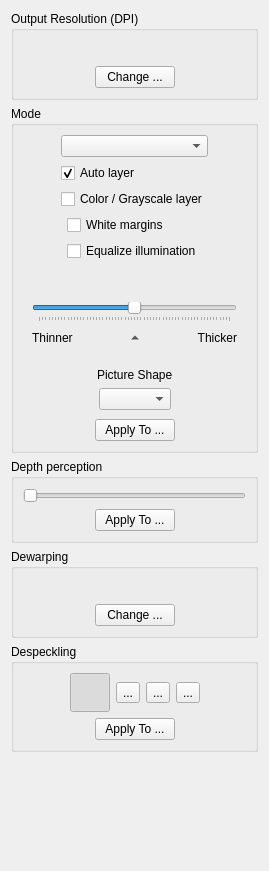
Above: filters/output/ui/OutputOptionsWidget.ui from ImageProcessing-ElectronicPublications/scantailor-deviant before the change. Below: the same form after it.
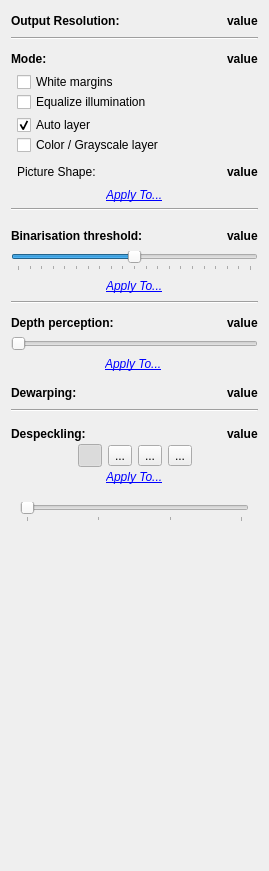
That is the form after the change. Icons and pictures are not drawn.

Commit message: Experimental UI for last stage of processing

```diff
--- a/filters/output/ui/OutputOptionsWidget.ui
+++ b/filters/output/ui/OutputOptionsWidget.ui
@@ -13,140 +13,27 @@
   <property name="windowTitle">
    <string>Form</string>
   </property>
-  <layout class="QVBoxLayout" name="verticalLayout_11">
+  <layout class="QVBoxLayout" name="verticalLayout_4">
    <item>
-    <widget class="QGroupBox" name="dpiPanel">
-     <property name="title">
-      <string>Output Resolution (DPI)</string>
-     </property>
-     <layout class="QVBoxLayout" name="verticalLayout_2">
-      <item>
-       <layout class="QHBoxLayout" name="horizontalLayout_3">
-        <item>
-         <spacer name="horizontalSpacer_5">
-          <property name="orientation">
-           <enum>Qt::Horizontal</enum>
-          </property>
-          <property name="sizeHint" stdset="0">
-           <size>
-            <width>0</width>
-            <height>20</height>
-           </size>
-          </property>
-         </spacer>
-        </item>
+    <layout class="QHBoxLayout" name="horizontalLayout_15">
         <item>
          <widget class="QLabel" name="dpiLabel">
-          <property name="text">
-           <string/>
-          </property>
-         </widget>
-        </item>
-        <item>
-         <spacer name="horizontalSpacer_6">
-          <property name="orientation">
-           <enum>Qt::Horizontal</enum>
-          </property>
-          <property name="sizeHint" stdset="0">
-           <size>
-            <width>0</width>
-            <height>20</height>
-           </size>
-          </property>
-         </spacer>
-        </item>
-       </layout>
-      </item>
-      <item>
-       <layout class="QHBoxLayout" name="horizontalLayout_4">
-        <item>
-         <spacer name="horizontalSpacer_7">
-          <property name="orientation">
-           <enum>Qt::Horizontal</enum>
-          </property>
-          <property name="sizeHint" stdset="0">
-           <size>
-            <width>0</width>
-            <height>20</height>
-           </size>
-          </property>
-         </spacer>
-        </item>
-        <item>
-         <widget class="QPushButton" name="changeDpiButton">
+       <property name="font">
+        <font>
+         <weight>75</weight>
+         <bold>true</bold>
+        </font>
+       </property>
+       <property name="contextMenuPolicy">
+        <enum>Qt::NoContextMenu</enum>
+       </property>
           <property name="text">
-           <string>Change ...</string>
-          </property>
-         </widget>
-        </item>
-        <item>
-         <spacer name="horizontalSpacer_8">
-          <property name="orientation">
-           <enum>Qt::Horizontal</enum>
-          </property>
-          <property name="sizeHint" stdset="0">
-           <size>
-            <width>0</width>
-            <height>20</height>
-           </size>
-          </property>
-         </spacer>
-        </item>
-       </layout>
-      </item>
-     </layout>
-    </widget>
-   </item>
-   <item>
-    <widget class="QGroupBox" name="modePanel">
-     <property name="title">
-      <string>Mode</string>
-     </property>
-     <property name="flat">
-      <bool>false</bool>
-     </property>
-     <property name="checkable">
-      <bool>false</bool>
-     </property>
-     <layout class="QVBoxLayout" name="verticalLayout_6">
-      <item>
-       <layout class="QHBoxLayout" name="horizontalLayout_2">
-        <item>
-         <spacer name="horizontalSpacer">
-          <property name="orientation">
-           <enum>Qt::Horizontal</enum>
-          </property>
-          <property name="sizeHint" stdset="0">
-           <size>
-            <width>0</width>
-            <height>20</height>
-           </size>
-          </property>
-         </spacer>
-        </item>
-        <item>
-         <layout class="QVBoxLayout" name="verticalLayout_111">
-          <item>
-           <widget class="QComboBox" name="colorModeSelector"/>
-          </item>
-          <item>
-           <widget class="QCheckBox" name="autoLayerCB">
-            <property name="text">
-             <string>Auto layer</string>
-            </property>
-            <property name="checked">
-             <bool>true</bool>
-            </property>
-           </widget>
-          </item>
-          <item>
-           <widget class="QCheckBox" name="colorLayerCB">
-            <property name="text">
-             <string>Color / Grayscale layer</string>
-            </property>
-           </widget>
-          </item>
-         </layout>
+        <string>Output Resolution:</string>
+       </property>
+       <property name="textFormat">
+        <enum>Qt::RichText</enum>
+       </property>
+      </widget>
         </item>
         <item>
          <spacer name="horizontalSpacer_2">
@@ -155,44 +42,137 @@
           </property>
           <property name="sizeHint" stdset="0">
            <size>
+         <width>40</width>
+         <height>20</height>
+        </size>
+       </property>
+      </spacer>
+     </item>
+     <item>
+      <widget class="QLabel" name="dpiValue">
+       <property name="font">
+        <font>
+         <weight>75</weight>
+         <bold>true</bold>
+        </font>
+       </property>
+       <property name="text">
+        <string notr="true">value</string>
+       </property>
+      </widget>
+     </item>
+    </layout>
+   </item>
+   <item>
+    <widget class="Line" name="line_2">
+     <property name="orientation">
+      <enum>Qt::Horizontal</enum>
+     </property>
+    </widget>
+   </item>
+   <item>
+    <widget class="QWidget" name="modePanel" native="true">
+     <property name="sizePolicy">
+      <sizepolicy hsizetype="Preferred" vsizetype="Preferred">
+       <horstretch>0</horstretch>
+       <verstretch>0</verstretch>
+      </sizepolicy>
+     </property>
+     <property name="minimumSize">
+      <size>
             <width>0</width>
-            <height>20</height>
-           </size>
-          </property>
-         </spacer>
-        </item>
-       </layout>
-      </item>
-      <item>
-       <widget class="QWidget" name="colorGrayscaleOptions" native="true">
-        <layout class="QHBoxLayout" name="horizontalLayout_6">
+       <height>168</height>
+      </size>
+     </property>
+     <property name="maximumSize">
+      <size>
+       <width>16777215</width>
+       <height>168</height>
+      </size>
+     </property>
+     <layout class="QVBoxLayout" name="verticalLayout_6">
+      <property name="spacing">
+       <number>3</number>
+      </property>
          <property name="leftMargin">
           <number>0</number>
          </property>
          <property name="topMargin">
-          <number>0</number>
+       <number>3</number>
          </property>
          <property name="rightMargin">
           <number>0</number>
          </property>
          <property name="bottomMargin">
-          <number>0</number>
+       <number>3</number>
          </property>
          <item>
-          <spacer name="horizontalSpacer_13">
+       <layout class="QHBoxLayout" name="horizontalLayout_3">
+        <item>
+         <widget class="QLabel" name="modeLabel">
+          <property name="font">
+           <font>
+            <weight>75</weight>
+            <bold>true</bold>
+           </font>
+          </property>
+          <property name="text">
+           <string>Mode:</string>
+          </property>
+         </widget>
+        </item>
+        <item>
+         <spacer name="horizontalSpacer_10">
            <property name="orientation">
             <enum>Qt::Horizontal</enum>
            </property>
            <property name="sizeHint" stdset="0">
             <size>
-             <width>13</width>
-             <height>17</height>
+            <width>40</width>
+            <height>20</height>
             </size>
            </property>
           </spacer>
          </item>
          <item>
+         <widget class="QLabel" name="modeValue">
+          <property name="font">
+           <font>
+            <weight>75</weight>
+            <bold>true</bold>
+           </font>
+          </property>
+          <property name="contextMenuPolicy">
+           <enum>Qt::NoContextMenu</enum>
+          </property>
+          <property name="text">
+           <string notr="true">value</string>
+          </property>
+          <property name="textFormat">
+           <enum>Qt::RichText</enum>
+          </property>
+         </widget>
+        </item>
+       </layout>
+      </item>
+      <item>
+       <widget class="QWidget" name="illuminationPanel" native="true">
           <layout class="QVBoxLayout" name="verticalLayout_3">
+         <property name="spacing">
+          <number>0</number>
+         </property>
+         <property name="leftMargin">
+          <number>6</number>
+         </property>
+         <property name="topMargin">
+          <number>0</number>
+         </property>
+         <property name="rightMargin">
+          <number>0</number>
+         </property>
+         <property name="bottomMargin">
+          <number>0</number>
+         </property>
            <item>
             <widget class="QCheckBox" name="whiteMarginsCB">
              <property name="text">
@@ -208,50 +188,242 @@
             </widget>
            </item>
           </layout>
+       </widget>
          </item>
          <item>
-          <spacer name="horizontalSpacer_14">
+       <widget class="QWidget" name="layersPanel" native="true">
+        <layout class="QVBoxLayout" name="verticalLayout_111">
+         <property name="spacing">
+          <number>0</number>
+         </property>
+         <property name="leftMargin">
+          <number>6</number>
+         </property>
+         <property name="topMargin">
+          <number>0</number>
+         </property>
+         <property name="rightMargin">
+          <number>0</number>
+         </property>
+         <property name="bottomMargin">
+          <number>0</number>
+         </property>
+         <item>
+          <widget class="QCheckBox" name="autoLayerCB">
+           <property name="text">
+            <string>Auto layer</string>
+           </property>
+           <property name="checked">
+            <bool>true</bool>
+           </property>
+          </widget>
+         </item>
+         <item>
+          <widget class="QCheckBox" name="colorLayerCB">
+           <property name="text">
+            <string>Color / Grayscale layer</string>
+           </property>
+          </widget>
+         </item>
+        </layout>
+       </widget>
+      </item>
+      <item>
+       <spacer name="verticalSpacer_2">
            <property name="orientation">
+         <enum>Qt::Vertical</enum>
+        </property>
+        <property name="sizeHint" stdset="0">
+         <size>
+          <width>20</width>
+          <height>40</height>
+         </size>
+        </property>
+       </spacer>
+      </item>
+      <item>
+       <widget class="QWidget" name="pictureShapeOptions" native="true">
+        <layout class="QHBoxLayout" name="horizontalLayout_14">
+         <property name="spacing">
+          <number>6</number>
+         </property>
+         <property name="leftMargin">
+          <number>6</number>
+         </property>
+         <property name="topMargin">
+          <number>0</number>
+         </property>
+         <property name="rightMargin">
+          <number>0</number>
+         </property>
+         <property name="bottomMargin">
+          <number>0</number>
+         </property>
+         <item>
+          <widget class="QLabel" name="labelPictureShape">
+           <property name="text">
+            <string>Picture Shape:</string>
+           </property>
+          </widget>
+         </item>
+         <item>
+          <spacer name="horizontalSpacer_26">
+           <property name="orientation">
             <enum>Qt::Horizontal</enum>
            </property>
            <property name="sizeHint" stdset="0">
             <size>
-             <width>13</width>
-             <height>17</height>
+             <width>40</width>
+             <height>20</height>
             </size>
            </property>
           </spacer>
          </item>
+         <item>
+          <widget class="QLabel" name="pictureShapeValue">
+           <property name="font">
+            <font>
+             <weight>75</weight>
+             <bold>true</bold>
+            </font>
+           </property>
+           <property name="contextMenuPolicy">
+            <enum>Qt::NoContextMenu</enum>
+           </property>
+           <property name="text">
+            <string notr="true">value</string>
+           </property>
+           <property name="textFormat">
+            <enum>Qt::RichText</enum>
+           </property>
+          </widget>
+         </item>
         </layout>
        </widget>
       </item>
+      <item>
+       <layout class="QHBoxLayout" name="horizontalLayout_5">
+        <item>
+         <spacer name="horizontalSpacer_4">
+          <property name="orientation">
+           <enum>Qt::Horizontal</enum>
+          </property>
+          <property name="sizeHint" stdset="0">
+           <size>
+            <width>40</width>
+            <height>20</height>
+           </size>
+          </property>
+         </spacer>
+        </item>
+        <item>
+         <widget class="QLabel" name="applyColorsButton">
+          <property name="font">
+           <font>
+            <italic>true</italic>
+           </font>
+          </property>
+          <property name="contextMenuPolicy">
+           <enum>Qt::NoContextMenu</enum>
+          </property>
+          <property name="text">
+           <string>&lt;a href=&quot;#&quot;&gt;Apply To...&lt;/a&gt;</string>
+          </property>
+          <property name="textFormat">
+           <enum>Qt::RichText</enum>
+          </property>
+         </widget>
+        </item>
+        <item>
+         <spacer name="horizontalSpacer_9">
+          <property name="orientation">
+           <enum>Qt::Horizontal</enum>
+          </property>
+          <property name="sizeHint" stdset="0">
+           <size>
+            <width>0</width>
+            <height>20</height>
+           </size>
+          </property>
+         </spacer>
+        </item>
+       </layout>
+      </item>
+      <item>
+       <widget class="Line" name="line">
+        <property name="orientation">
+         <enum>Qt::Horizontal</enum>
+        </property>
+       </widget>
+      </item>
+     </layout>
+    </widget>
+   </item>
+   <item>
+    <widget class="QWidget" name="widget" native="true">
+     <property name="minimumSize">
+      <size>
+       <width>0</width>
+       <height>84</height>
+      </size>
+     </property>
+     <property name="maximumSize">
+      <size>
+       <width>16777215</width>
+       <height>84</height>
+      </size>
+     </property>
+     <layout class="QVBoxLayout" name="verticalLayout_7">
+      <property name="spacing">
+       <number>0</number>
+      </property>
+      <property name="leftMargin">
+       <number>0</number>
+      </property>
+      <property name="topMargin">
+       <number>0</number>
+      </property>
+      <property name="rightMargin">
+       <number>0</number>
+      </property>
+      <property name="bottomMargin">
+       <number>0</number>
+      </property>
       <item>
        <widget class="QWidget" name="bwOptions" native="true">
         <layout class="QVBoxLayout" name="verticalLayout">
+         <property name="spacing">
+          <number>3</number>
+         </property>
+         <property name="leftMargin">
+          <number>0</number>
+         </property>
+         <property name="topMargin">
+          <number>3</number>
+         </property>
+         <property name="rightMargin">
+          <number>0</number>
+         </property>
+         <property name="bottomMargin">
+          <number>0</number>
+         </property>
          <item>
           <layout class="QHBoxLayout" name="horizontalLayout_12">
            <item>
-            <spacer name="horizontalSpacer_22">
-             <property name="orientation">
-              <enum>Qt::Horizontal</enum>
+            <widget class="QLabel" name="label">
+             <property name="font">
+              <font>
+               <weight>75</weight>
+               <bold>true</bold>
+              </font>
              </property>
-             <property name="sizeHint" stdset="0">
-              <size>
-               <width>40</width>
-               <height>20</height>
-              </size>
-             </property>
-            </spacer>
-           </item>
-           <item>
-            <widget class="QLabel" name="thresholLabel">
              <property name="text">
-              <string/>
+              <string>Binarisation threshold:</string>
              </property>
             </widget>
            </item>
            <item>
-            <spacer name="horizontalSpacer_21">
+            <spacer name="horizontalSpacer_6">
              <property name="orientation">
               <enum>Qt::Horizontal</enum>
              </property>
@@ -263,10 +435,34 @@
              </property>
             </spacer>
            </item>
+           <item>
+            <widget class="QLabel" name="thresholdLabel">
+             <property name="font">
+              <font>
+               <weight>75</weight>
+               <bold>true</bold>
+              </font>
+             </property>
+             <property name="text">
+              <string notr="true">value</string>
+             </property>
+            </widget>
+           </item>
           </layout>
          </item>
+         <item>
+          <layout class="QHBoxLayout" name="horizontalLayout_4">
+           <property name="spacing">
+            <number>0</number>
+           </property>
          <item>
           <widget class="QSlider" name="thresholdSlider">
+             <property name="contextMenuPolicy">
+              <enum>Qt::ActionsContextMenu</enum>
+             </property>
+             <property name="styleSheet">
+              <string notr="true"/>
+             </property>
            <property name="minimum">
             <number>-30</number>
            </property>
@@ -291,7 +487,12 @@
            <property name="tickPosition">
             <enum>QSlider::TicksBelow</enum>
            </property>
-          </widget>
+             <property name="tickInterval">
+              <number>3</number>
+             </property>
+            </widget>
+           </item>
+          </layout>
          </item>
          <item>
           <layout class="QHBoxLayout" name="horizontalLayout_7">
@@ -299,88 +500,99 @@
             <number>0</number>
            </property>
            <item>
-            <widget class="QLabel" name="lighterThresholdLink">
-             <property name="text">
-              <string>Thinner</string>
+            <spacer name="horizontalSpacer_5">
+             <property name="orientation">
+              <enum>Qt::Horizontal</enum>
              </property>
-            </widget>
-           </item>
-           <item>
-            <widget class="QToolButton" name="neutralThresholdBtn">
-             <property name="cursor">
-              <cursorShape>PointingHandCursor</cursorShape>
-             </property>
-             <property name="text">
-              <string/>
-             </property>
-             <property name="iconSize">
+             <property name="sizeHint" stdset="0">
               <size>
-               <width>12</width>
-               <height>12</height>
+               <width>40</width>
+               <height>20</height>
               </size>
              </property>
-             <property name="toolButtonStyle">
-              <enum>Qt::ToolButtonIconOnly</enum>
+            </spacer>
+           </item>
+           <item>
+            <widget class="QLabel" name="label_2">
+             <property name="font">
+              <font>
+               <italic>true</italic>
+              </font>
              </property>
-             <property name="autoRaise">
-              <bool>true</bool>
+             <property name="contextMenuPolicy">
+              <enum>Qt::NoContextMenu</enum>
              </property>
-             <property name="arrowType">
-              <enum>Qt::UpArrow</enum>
+             <property name="text">
+              <string>&lt;a href=&quot;#&quot;&gt;Apply To...&lt;/a&gt;</string>
              </property>
+             <property name="textFormat">
+              <enum>Qt::RichText</enum>
+             </property>
             </widget>
            </item>
            <item>
-            <widget class="QLabel" name="darkerThresholdLink">
-             <property name="text">
-              <string>Thicker</string>
+            <spacer name="horizontalSpacer_7">
+             <property name="orientation">
+              <enum>Qt::Horizontal</enum>
              </property>
-             <property name="alignment">
-              <set>Qt::AlignRight|Qt::AlignTrailing|Qt::AlignVCenter</set>
+             <property name="sizeHint" stdset="0">
+              <size>
+               <width>40</width>
+               <height>20</height>
+              </size>
              </property>
+            </spacer>
+           </item>
+          </layout>
+         </item>
+         <item>
+          <widget class="Line" name="line_3">
+           <property name="orientation">
+            <enum>Qt::Horizontal</enum>
+           </property>
             </widget>
            </item>
           </layout>
+       </widget>
          </item>
         </layout>
        </widget>
       </item>
       <item>
-       <widget class="QWidget" name="pictureShapeOptions" native="true">
-        <layout class="QVBoxLayout" name="verticalLayout_4">
+    <widget class="QWidget" name="depthPerceptionPanel" native="true">
+     <layout class="QVBoxLayout" name="verticalLayout_2">
          <property name="spacing">
           <number>3</number>
          </property>
+      <property name="leftMargin">
+       <number>0</number>
+      </property>
          <property name="topMargin">
           <number>3</number>
          </property>
+      <property name="rightMargin">
+       <number>0</number>
+      </property>
          <property name="bottomMargin">
           <number>3</number>
          </property>
          <item>
-          <layout class="QHBoxLayout" name="horizontalLayout_14">
+       <layout class="QHBoxLayout" name="horizontalLayout_17">
            <item>
-            <spacer name="horizontalSpacer_25">
-             <property name="orientation">
-              <enum>Qt::Horizontal</enum>
-             </property>
-             <property name="sizeHint" stdset="0">
-              <size>
-               <width>40</width>
-               <height>20</height>
-              </size>
-             </property>
-            </spacer>
-           </item>
-           <item>
-            <widget class="QLabel" name="labePictureShape">
+         <widget class="QLabel" name="depthPerceptionLabel">
+          <property name="font">
+           <font>
+            <weight>75</weight>
+            <bold>true</bold>
+           </font>
+          </property>
              <property name="text">
-              <string>Picture Shape</string>
+           <string>Depth perception:</string>
              </property>
             </widget>
            </item>
            <item>
-            <spacer name="horizontalSpacer_26">
+         <spacer name="horizontalSpacer_8">
              <property name="orientation">
               <enum>Qt::Horizontal</enum>
              </property>
@@ -392,90 +604,23 @@
              </property>
             </spacer>
            </item>
-          </layout>
-         </item>
          <item>
-          <layout class="QHBoxLayout" name="horizontalLayout_13">
-           <item>
-            <spacer name="horizontalSpacer_23">
-             <property name="orientation">
-              <enum>Qt::Horizontal</enum>
-             </property>
-             <property name="sizeHint" stdset="0">
-              <size>
-               <width>40</width>
-               <height>20</height>
-              </size>
-             </property>
-            </spacer>
-           </item>
-           <item>
-            <widget class="QComboBox" name="pictureShapeSelector"/>
-           </item>
-           <item>
-            <spacer name="horizontalSpacer_24">
-             <property name="orientation">
-              <enum>Qt::Horizontal</enum>
-             </property>
-             <property name="sizeHint" stdset="0">
-              <size>
-               <width>40</width>
-               <height>20</height>
-              </size>
-             </property>
-            </spacer>
-           </item>
-          </layout>
-         </item>
-        </layout>
-       </widget>
-      </item>
-      <item>
-       <layout class="QHBoxLayout" name="horizontalLayout_5">
-        <item>
-         <spacer name="horizontalSpacer_9">
-          <property name="orientation">
-           <enum>Qt::Horizontal</enum>
-          </property>
-          <property name="sizeHint" stdset="0">
-           <size>
-            <width>0</width>
-            <height>20</height>
-           </size>
-          </property>
-         </spacer>
-        </item>
-        <item>
-         <widget class="QPushButton" name="applyColorsButton">
+         <widget class="QLabel" name="depthPerceptionValue">
+          <property name="font">
+           <font>
+            <weight>75</weight>
+            <bold>true</bold>
+           </font>
+          </property>
           <property name="text">
-           <string>Apply To ...</string>
+           <string notr="true">value</string>
           </property>
          </widget>
         </item>
-        <item>
-         <spacer name="horizontalSpacer_10">
-          <property name="orientation">
-           <enum>Qt::Horizontal</enum>
-          </property>
-          <property name="sizeHint" stdset="0">
-           <size>
-            <width>0</width>
-            <height>20</height>
-           </size>
-          </property>
-         </spacer>
-        </item>
        </layout>
       </item>
-     </layout>
-    </widget>
-   </item>
    <item>
-    <widget class="QGroupBox" name="depthPerceptionPanel">
-     <property name="title">
-      <string>Depth perception</string>
-     </property>
-     <layout class="QVBoxLayout" name="verticalLayout_8">
+       <layout class="QHBoxLayout" name="horizontalLayout_16">
       <item>
        <widget class="QSlider" name="depthPerceptionSlider">
         <property name="minimum">
@@ -495,8 +640,41 @@
         </property>
        </widget>
       </item>
+       </layout>
+      </item>
       <item>
        <layout class="QHBoxLayout" name="horizontalLayout_10">
+        <item>
+         <spacer name="horizontalSpacer_13">
+          <property name="orientation">
+           <enum>Qt::Horizontal</enum>
+          </property>
+          <property name="sizeHint" stdset="0">
+           <size>
+            <width>40</width>
+            <height>20</height>
+           </size>
+          </property>
+         </spacer>
+        </item>
+        <item>
+         <widget class="QLabel" name="applyDepthPerception">
+          <property name="font">
+           <font>
+            <italic>true</italic>
+           </font>
+          </property>
+          <property name="contextMenuPolicy">
+           <enum>Qt::NoContextMenu</enum>
+          </property>
+          <property name="text">
+           <string>&lt;a href=&quot;#&quot;&gt;Apply To...&lt;/a&gt;</string>
+          </property>
+          <property name="textFormat">
+           <enum>Qt::RichText</enum>
+          </property>
+         </widget>
+        </item>
         <item>
          <spacer name="horizontalSpacer_3">
           <property name="orientation">
@@ -511,55 +689,29 @@
          </spacer>
         </item>
         <item>
-         <widget class="QPushButton" name="applyDepthPerceptionButton">
-          <property name="text">
-           <string>Apply To ...</string>
-          </property>
-         </widget>
-        </item>
-        <item>
-         <spacer name="horizontalSpacer_4">
+         <widget class="Line" name="line_4">
           <property name="orientation">
            <enum>Qt::Horizontal</enum>
           </property>
-          <property name="sizeHint" stdset="0">
-           <size>
-            <width>40</width>
-            <height>20</height>
-           </size>
-          </property>
-         </spacer>
+         </widget>
         </item>
        </layout>
       </item>
      </layout>
     </widget>
    </item>
-   <item>
-    <widget class="QGroupBox" name="dewarpingPanel">
-     <property name="title">
-      <string>Dewarping</string>
-     </property>
-     <layout class="QVBoxLayout" name="verticalLayout_7">
       <item>
        <layout class="QHBoxLayout" name="horizontalLayout_11">
         <item>
-         <spacer name="horizontalSpacer_19">
-          <property name="orientation">
-           <enum>Qt::Horizontal</enum>
-          </property>
-          <property name="sizeHint" stdset="0">
-           <size>
-            <width>0</width>
-            <height>20</height>
-           </size>
-          </property>
-         </spacer>
-        </item>
-        <item>
-         <widget class="QLabel" name="dewarpingStatusLabel">
+      <widget class="QLabel" name="dewarpingLabel">
+       <property name="font">
+        <font>
+         <weight>75</weight>
+         <bold>true</bold>
+        </font>
+       </property>
           <property name="text">
-           <string/>
+        <string>Dewarping:</string>
           </property>
          </widget>
         </item>
@@ -576,55 +728,120 @@
           </property>
          </spacer>
         </item>
-       </layout>
-      </item>
       <item>
-       <layout class="QHBoxLayout" name="horizontalLayout_8">
-        <item>
-         <spacer name="horizontalSpacer_17">
-          <property name="orientation">
-           <enum>Qt::Horizontal</enum>
-          </property>
-          <property name="sizeHint" stdset="0">
-           <size>
-            <width>40</width>
-            <height>20</height>
-           </size>
-          </property>
-         </spacer>
-        </item>
-        <item>
-         <widget class="QPushButton" name="changeDewarpingButton">
+      <widget class="QLabel" name="dewarpingStatusLabel">
+       <property name="font">
+        <font>
+         <weight>75</weight>
+         <bold>true</bold>
+        </font>
+       </property>
+       <property name="contextMenuPolicy">
+        <enum>Qt::NoContextMenu</enum>
+       </property>
           <property name="text">
-           <string>Change ...</string>
+        <string notr="true">value</string>
+       </property>
+       <property name="textFormat">
+        <enum>Qt::RichText</enum>
           </property>
          </widget>
         </item>
+    </layout>
+   </item>
         <item>
-         <spacer name="horizontalSpacer_18">
+    <widget class="Line" name="line_5">
           <property name="orientation">
            <enum>Qt::Horizontal</enum>
           </property>
-          <property name="sizeHint" stdset="0">
-           <size>
-            <width>40</width>
-            <height>20</height>
-           </size>
-          </property>
-         </spacer>
-        </item>
-       </layout>
-      </item>
-     </layout>
     </widget>
    </item>
    <item>
-    <widget class="QGroupBox" name="despecklePanel">
-     <property name="title">
-      <string>Despeckling</string>
-     </property>
+    <widget class="QWidget" name="despecklePanel" native="true">
      <layout class="QGridLayout" name="gridLayout">
-      <item row="0" column="0">
+      <property name="leftMargin">
+       <number>0</number>
+      </property>
+      <property name="topMargin">
+       <number>0</number>
+      </property>
+      <property name="rightMargin">
+       <number>0</number>
+      </property>
+      <property name="bottomMargin">
+       <number>0</number>
+      </property>
+      <property name="horizontalSpacing">
+       <number>0</number>
+      </property>
+      <property name="verticalSpacing">
+       <number>2</number>
+      </property>
+     </layout>
+    </widget>
+   </item>
+   <item>
+    <widget class="QWidget" name="despecklingPanel" native="true">
+     <layout class="QVBoxLayout" name="verticalLayout_5">
+      <property name="spacing">
+       <number>0</number>
+      </property>
+      <property name="leftMargin">
+       <number>0</number>
+      </property>
+      <property name="topMargin">
+       <number>0</number>
+      </property>
+      <property name="rightMargin">
+       <number>0</number>
+      </property>
+      <property name="bottomMargin">
+       <number>0</number>
+      </property>
+      <item>
+       <layout class="QHBoxLayout" name="horizontalLayout_6">
+        <item>
+         <widget class="QLabel" name="despeckleLabel">
+          <property name="font">
+           <font>
+            <weight>75</weight>
+            <bold>true</bold>
+           </font>
+          </property>
+          <property name="text">
+           <string>Despeckling:</string>
+          </property>
+         </widget>
+        </item>
+        <item>
+         <spacer name="horizontalSpacer">
+          <property name="orientation">
+           <enum>Qt::Horizontal</enum>
+          </property>
+          <property name="sizeHint" stdset="0">
+           <size>
+            <width>40</width>
+            <height>20</height>
+           </size>
+          </property>
+         </spacer>
+        </item>
+        <item>
+         <widget class="QLabel" name="despeckleValue">
+          <property name="font">
+           <font>
+            <weight>75</weight>
+            <bold>true</bold>
+           </font>
+          </property>
+          <property name="text">
+           <string notr="true">value</string>
+          </property>
+         </widget>
+        </item>
+       </layout>
+      </item>
+      <item>
        <layout class="QHBoxLayout" name="horizontalLayout">
         <property name="spacing">
          <number>6</number>
@@ -652,8 +869,8 @@
           </property>
           <property name="iconSize">
            <size>
-            <width>32</width>
-            <height>32</height>
+            <width>16</width>
+            <height>16</height>
            </size>
           </property>
           <property name="checkable">
@@ -681,8 +898,8 @@
           </property>
           <property name="iconSize">
            <size>
-            <width>32</width>
-            <height>32</height>
+            <width>16</width>
+            <height>16</height>
            </size>
           </property>
           <property name="checkable">
@@ -707,8 +924,8 @@
           </property>
           <property name="iconSize">
            <size>
-            <width>32</width>
-            <height>32</height>
+            <width>16</width>
+            <height>16</height>
            </size>
           </property>
           <property name="checkable">
@@ -733,8 +950,8 @@
           </property>
           <property name="iconSize">
            <size>
-            <width>32</width>
-            <height>32</height>
+            <width>16</width>
+            <height>16</height>
            </size>
           </property>
           <property name="checkable">
@@ -760,8 +977,39 @@
         </item>
        </layout>
       </item>
-      <item row="1" column="0">
+      <item>
        <layout class="QHBoxLayout" name="horizontalLayout_9">
+        <item>
+         <spacer name="horizontalSpacer_14">
+          <property name="orientation">
+           <enum>Qt::Horizontal</enum>
+          </property>
+          <property name="sizeHint" stdset="0">
+           <size>
+            <width>40</width>
+            <height>20</height>
+           </size>
+          </property>
+         </spacer>
+        </item>
+        <item>
+         <widget class="QLabel" name="applyDespeckleButton">
+          <property name="font">
+           <font>
+            <italic>true</italic>
+           </font>
+          </property>
+          <property name="contextMenuPolicy">
+           <enum>Qt::NoContextMenu</enum>
+          </property>
+          <property name="text">
+           <string>&lt;a href=&quot;#&quot;&gt;Apply To...&lt;/a&gt;</string>
+          </property>
+          <property name="textFormat">
+           <enum>Qt::RichText</enum>
+          </property>
+         </widget>
+        </item>
         <item>
          <spacer name="horizontalSpacer_15">
           <property name="orientation">
@@ -775,27 +1023,39 @@
           </property>
          </spacer>
         </item>
-        <item>
-         <widget class="QPushButton" name="applyDespeckleButton">
-          <property name="text">
-           <string>Apply To ...</string>
-          </property>
+       </layout>
+      </item>
+     </layout>
+     <zorder></zorder>
          </widget>
         </item>
         <item>
-         <spacer name="horizontalSpacer_16">
+    <widget class="QWidget" name="despeckleSliderPanel" native="true">
+     <property name="contextMenuPolicy">
+      <enum>Qt::ActionsContextMenu</enum>
+     </property>
+     <layout class="QHBoxLayout" name="horizontalLayout_2">
+      <item>
+       <widget class="QSlider" name="despeckleSlider">
+        <property name="minimum">
+         <number>0</number>
+        </property>
+        <property name="maximum">
+         <number>3</number>
+        </property>
+        <property name="pageStep">
+         <number>1</number>
+        </property>
           <property name="orientation">
            <enum>Qt::Horizontal</enum>
           </property>
-          <property name="sizeHint" stdset="0">
-           <size>
-            <width>0</width>
-            <height>20</height>
-           </size>
-          </property>
-         </spacer>
-        </item>
-       </layout>
+        <property name="tickPosition">
+         <enum>QSlider::TicksBelow</enum>
+        </property>
+        <property name="tickInterval">
+         <number>1</number>
+        </property>
+       </widget>
       </item>
      </layout>
     </widget>
```
Left out of the diff: 41 changed lines with no effect on the pictures. Lines whose indentation alone changed are shown as unchanged. The commit also changes 6 other files.
